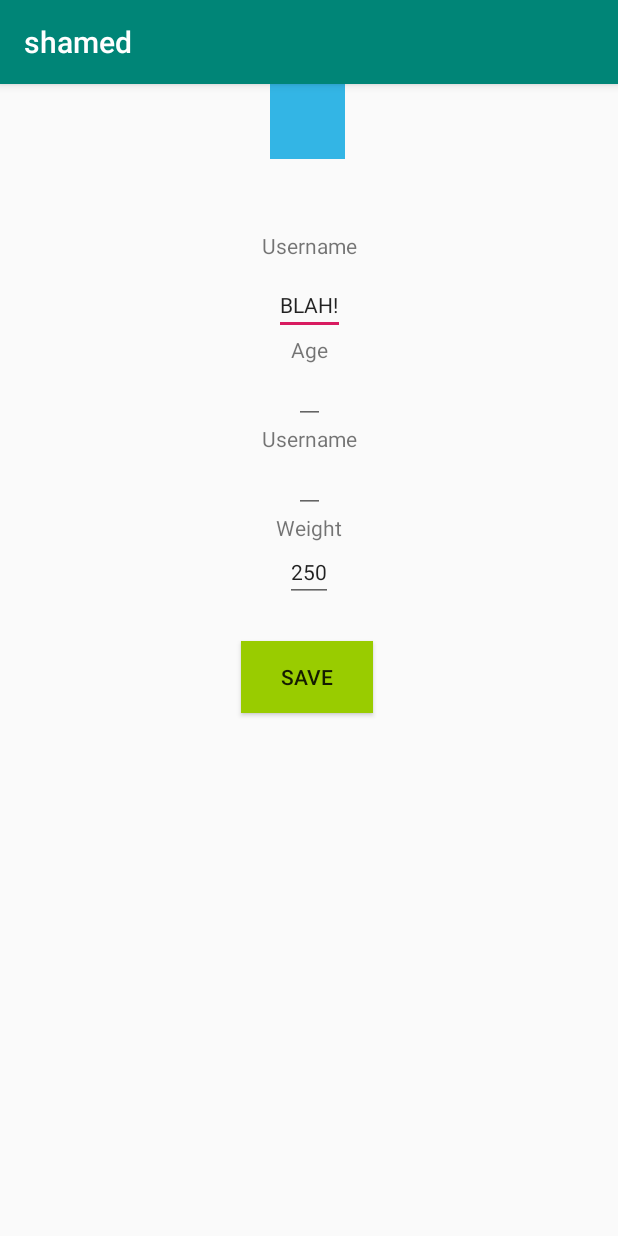
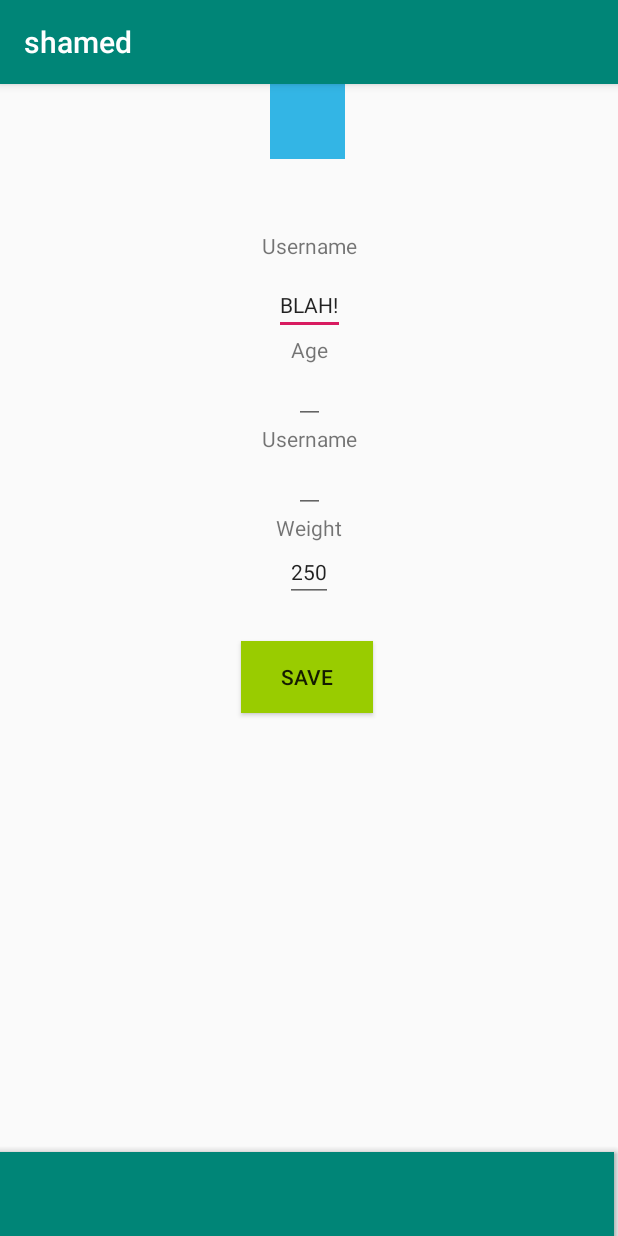
Before and after one commit to awsaavedra/Graveyard, an Android app: the screen it shows after launch (MainActivity), on a phone screen of 412 x 824 dp. Run offline under Robolectric (Android 15) with nearby library versions, the phone set to English and light mode, and no system bars; our stand-ins replace Room's generated code.

Commit message:
added more flows to shamed app

```diff
--- a/shamed/app/build.gradle
+++ b/shamed/app/build.gradle
@@ -52,4 +52,5 @@ dependencies {
     // Coroutines
     api "org.jetbrains.kotlinx:kotlinx-coroutines-core:$rootProject.coroutines"
     api "org.jetbrains.kotlinx:kotlinx-coroutines-android:$rootProject.coroutines"
+    implementation 'com.google.android.material:material:1.0.0'
 }
--- a/shamed/app/src/main/java/com/example/shamed/MainActivity.kt
+++ b/shamed/app/src/main/java/com/example/shamed/MainActivity.kt
@@ -9,7 +9,7 @@ class MainActivity : AppCompatActivity() {
     override fun onCreate(savedInstanceState: Bundle?) {
 
         super.onCreate(savedInstanceState)
-        setContentView(R.layout.main_activity)
+        setContentView(R.layout.fragment_user_input)
 
         if (savedInstanceState == null) {
             supportFragmentManager.beginTransaction()
--- a/shamed/app/src/main/java/com/example/shamed/ui/main/MainFragment.kt
+++ b/shamed/app/src/main/java/com/example/shamed/ui/main/MainFragment.kt
@@ -20,7 +20,7 @@ class MainFragment : Fragment() {
         inflater: LayoutInflater, container: ViewGroup?,
         savedInstanceState: Bundle?
     ): View {
-        return inflater.inflate(R.layout.main_fragment, container, false)
+        return inflater.inflate(R.layout.fragment_bottombar, container, false)
     }
 
     override fun onActivityCreated(savedInstanceState: Bundle?) {
--- /dev/null
+++ b/shamed/app/src/main/res/layout/fragment_bottombar.xml
@@ -0,0 +1,19 @@
+<?xml version="1.0" encoding="utf-8"?>
+<androidx.coordinatorlayout.widget.CoordinatorLayout xmlns:android="http://schemas.android.com/apk/res/android"
+    xmlns:app="http://schemas.android.com/apk/res-auto"
+    xmlns:tools="http://schemas.android.com/tools"
+    android:id="@+id/main"
+    android:layout_width="match_parent"
+    android:layout_height="match_parent"
+    tools:context=".ui.main.MainFragment">
+
+    <com.google.android.material.bottomappbar.BottomAppBar
+        android:id="@+id/bottomAppBar"
+        style="@style/Widget.MaterialComponents.BottomAppBar.Colored"
+        android:layout_width="409dp"
+        android:layout_height="wrap_content"
+        android:layout_gravity="bottom"
+        app:layout_constraintBottom_toBottomOf="parent"
+        app:layout_constraintEnd_toEndOf="parent"
+        app:layout_constraintStart_toStartOf="parent"/>
+</androidx.coordinatorlayout.widget.CoordinatorLayout>
--- /dev/null
+++ b/shamed/app/src/main/res/layout/fragment_signin.xml
@@ -0,0 +1,6 @@
+<?xml version="1.0" encoding="utf-8"?>
+<LinearLayout xmlns:android="http://schemas.android.com/apk/res/android"
+    android:orientation="vertical" android:layout_width="match_parent"
+    android:layout_height="match_parent">
+
+</LinearLayout>
--- /dev/null
+++ b/shamed/app/src/main/res/layout/fragment_signup.xml
@@ -0,0 +1,6 @@
+<?xml version="1.0" encoding="utf-8"?>
+<LinearLayout xmlns:android="http://schemas.android.com/apk/res/android"
+    android:orientation="vertical" android:layout_width="match_parent"
+    android:layout_height="match_parent">
+
+</LinearLayout>
```
Also changed, not shown: shamed/app/src/main/res/layout/fragment_main.xml (added, +11 -0 lines), shamed/app/src/main/res/layout/main_fragment.xml (deleted, +0 -9 lines), shamed/app/src/main/res/layout/fragment_user_input.xml (renamed from shamed/app/src/main/res/layout/main_activity.xml).
